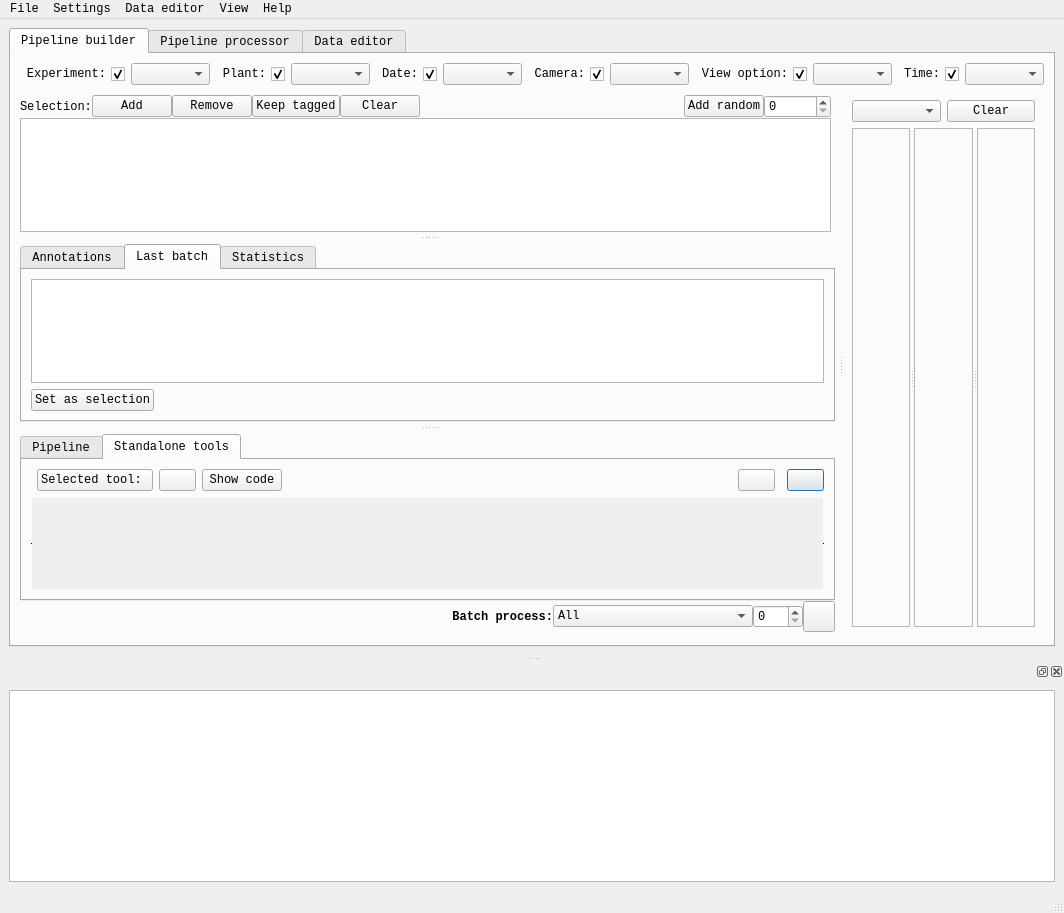
tpmp-inra/ipso_phen, file ui_qt/main.ui: the form before one commit.
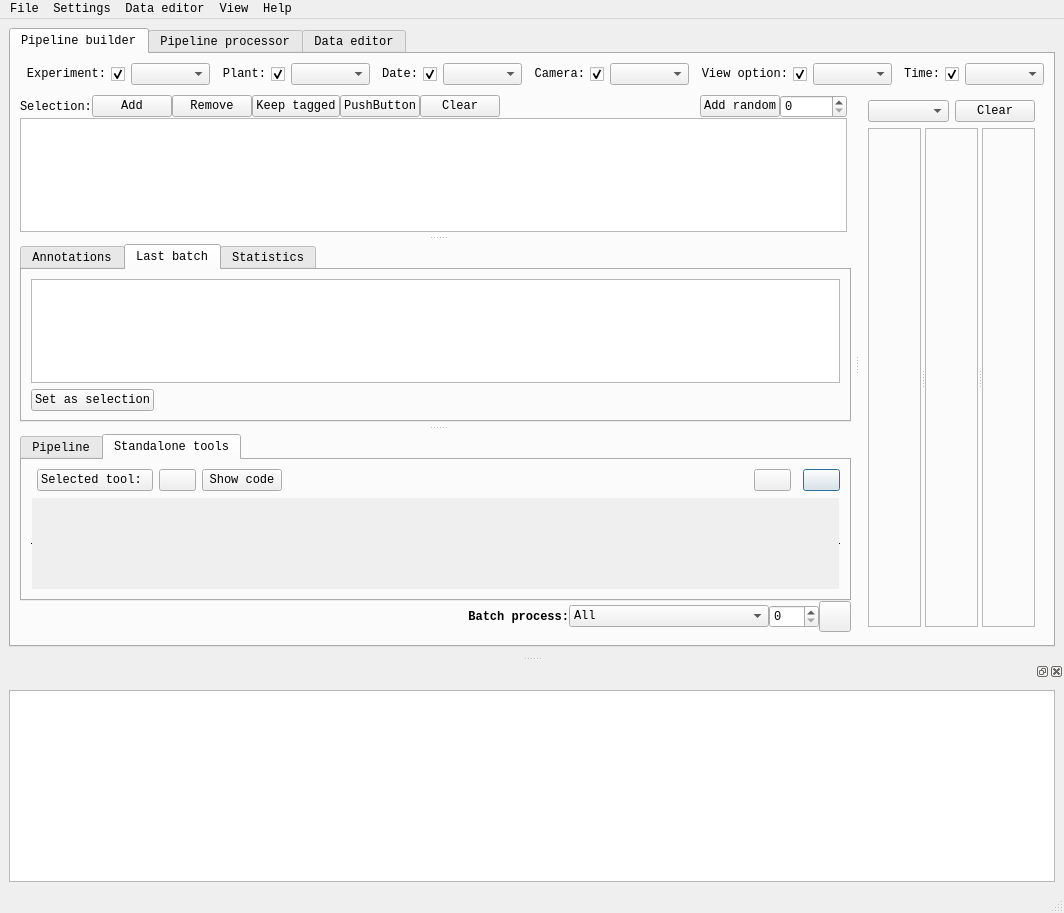
The form after the commit. The open tabs and pages were chosen to show the change. Icons and pictures are not drawn.

Commit message: Fixed issue with buttons dropdown menu

```diff
--- a/ui_qt/main.ui
+++ b/ui_qt/main.ui
@@ -294,7 +294,17 @@
                 <property name="spacing">
                  <number>0</number>
                 </property>
-                <item row="1" column="0" colspan="9">
+                <item row="0" column="7">
+                 <widget class="QPushButton" name="bt_add_random">
+                  <property name="toolTip">
+                   <string>Add to image browser n random images matching the current query</string>
+                  </property>
+                  <property name="text">
+                   <string>Add random</string>
+                  </property>
+                 </widget>
+                </item>
+                <item row="1" column="0" colspan="10">
                  <widget class="QTableView" name="tv_image_browser">
                   <property name="alternatingRowColors">
                    <bool>false</bool>
@@ -310,16 +320,6 @@
                   </attribute>
                  </widget>
                 </item>
-                <item row="0" column="6">
-                 <widget class="QPushButton" name="bt_add_random">
-                  <property name="toolTip">
-                   <string>Add to image browser n random images matching the current query</string>
-                  </property>
-                  <property name="text">
-                   <string>Add random</string>
-                  </property>
-                 </widget>
-                </item>
                 <item row="0" column="2">
                  <widget class="QPushButton" name="bt_remove_from_selection">
                   <property name="toolTip">
@@ -330,16 +330,6 @@
                   </property>
                  </widget>
                 </item>
-                <item row="0" column="1">
-                 <widget class="QPushButton" name="bt_add_to_selection">
-                  <property name="toolTip">
-                   <string>Add to image browser images matching the current query</string>
-                  </property>
-                  <property name="text">
-                   <string>Add</string>
-                  </property>
-                 </widget>
-                </item>
                 <item row="0" column="3">
                  <widget class="QPushButton" name="bt_keep_annotated">
                   <property name="toolTip">
@@ -363,21 +353,24 @@
                   </property>
                  </widget>
                 </item>
-                <item row="0" column="4">
+                <item row="0" column="1">
+                 <widget class="QPushButton" name="bt_add_to_selection">
+                  <property name="toolTip">
+                   <string>Add to image browser images matching the current query</string>
+                  </property>
+                  <property name="text">
+                   <string>Add</string>
+                  </property>
+                 </widget>
+                </item>
+                <item row="0" column="5">
                  <widget class="QPushButton" name="bt_clear_selection">
                   <property name="text">
                    <string>Clear</string>
                   </property>
                  </widget>
                 </item>
-                <item row="0" column="7">
-                 <widget class="QSpinBox" name="sp_add_random_count">
-                  <property name="maximum">
-                   <number>10000</number>
-                  </property>
-                 </widget>
-                </item>
-                <item row="0" column="5">
+                <item row="0" column="6">
                  <spacer name="horizontalSpacer_3">
                   <property name="orientation">
                    <enum>Qt::Horizontal</enum>
@@ -390,6 +383,20 @@
                   </property>
                  </spacer>
                 </item>
+                <item row="0" column="8">
+                 <widget class="QSpinBox" name="sp_add_random_count">
+                  <property name="maximum">
+                   <number>10000</number>
+                  </property>
+                 </widget>
+                </item>
+                <item row="0" column="4">
+                 <widget class="QPushButton" name="pushButton">
+                  <property name="text">
+                   <string>PushButton</string>
+                  </property>
+                 </widget>
+                </item>
                </layout>
               </widget>
               <widget class="QFrame" name="frame_3">
@@ -750,7 +757,7 @@
                   <item row="0" column="0" colspan="4">
                    <widget class="QTabWidget" name="tb_tool_script">
                     <property name="currentIndex">
-                     <number>0</number>
+                     <number>1</number>
                     </property>
                     <widget class="QWidget" name="tb_pipeline_v2">
                      <attribute name="title">
@@ -898,7 +905,7 @@
                          </size>
                         </property>
                         <property name="contextMenuPolicy">
-                         <enum>Qt::CustomContextMenu</enum>
+                         <enum>Qt::DefaultContextMenu</enum>
                         </property>
                         <property name="toolTip">
                          <string>Add module/group</string>
@@ -1097,8 +1104,8 @@
                           <rect>
                            <x>0</x>
                            <y>0</y>
-                           <width>98</width>
-                           <height>28</height>
+                           <width>755</width>
+                           <height>78</height>
                           </rect>
                          </property>
                          <layout class="QGridLayout" name="gridLayout_17">
```
The commit also changes 3 other files.
